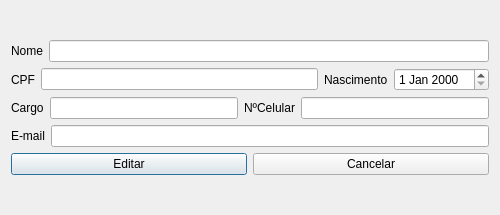
This is clinica_cpp/edicaocolaboradores.ui in juander/Projeto_CPP as Qt 5 draws it before an edit. The edited form follows.
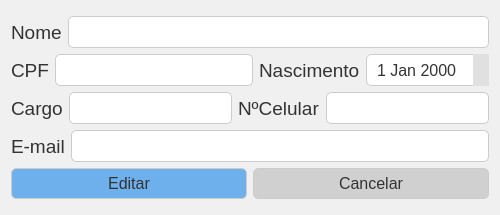
This is the edited form. Icons and pictures are not drawn.

Patch:
```diff
--- a/clinica_cpp/edicaocolaboradores.ui
+++ b/clinica_cpp/edicaocolaboradores.ui
@@ -13,6 +13,79 @@
   <property name="windowTitle">
    <string>Dialog</string>
   </property>
+  <property name="styleSheet">
+   <string notr="true">QDialog {
+    background-color: #f0f0f0;
+    border-radius: 10px;
+}
+QLabel {
+    font-size: 14pt;
+    color: #333;
+}
+QLineEdit, QDateEdit {
+    border: 1px solid #ccc;
+    border-radius: 5px;
+    font-size: 12pt;
+    background-color: #fff;
+    color: #333;
+    height: 30px;
+}
+QLineEdit {
+    padding-left: 5px;
+}
+QDateEdit {
+    padding-left: 8px;
+}
+QDateEdit::up-button, QDateEdit::down-button {
+    background-color: #e0e0e0;
+    border: none;
+    width: 16px;
+    height: 16px;
+    padding: 0px;
+}
+QDateEdit::up-button {
+    subcontrol-origin: border;
+    subcontrol-position: top right;
+}
+QDateEdit::down-button {
+    subcontrol-origin: border;
+    subcontrol-position: bottom right;
+}
+QDateEdit::up-arrow {
+    image: url(:/icons/up-arrow.png);
+    width: 12px;
+    height: 12px;
+}
+QDateEdit::down-arrow {
+    image: url(:/icons/down-arrow.png);
+    width: 12px;
+    height: 12px;
+}
+QPushButton {
+    background-color: #e0e0e0;
+    color: #333;
+    border: 1px solid #ccc;
+    border-radius: 5px;
+    padding: 5px 10px;
+    font-size: 12pt;
+}
+QPushButton#cancelarEdit, QPushButton#btnCancelarPac {
+    background-color: #d0d0d0;
+}
+QPushButton:hover {
+    background-color: #c0c0c0;
+}
+QPushButton#cancelarEdit:hover, QPushButton#btnCancelarPac:hover {
+    background-color: #b0b0b0;
+}
+QPushButton#editar, QPushButton#btnCadastrarPac {
+    background-color: #6db0ec;
+}
+QPushButton#editar:hover, QPushButton#btnCadastrarPac:hover {
+    background-color: #5a9bd8;
+}
+</string>
+  </property>
   <layout class="QVBoxLayout" name="verticalLayout_2">
    <item>
     <layout class="QVBoxLayout" name="verticalLayout">
```
